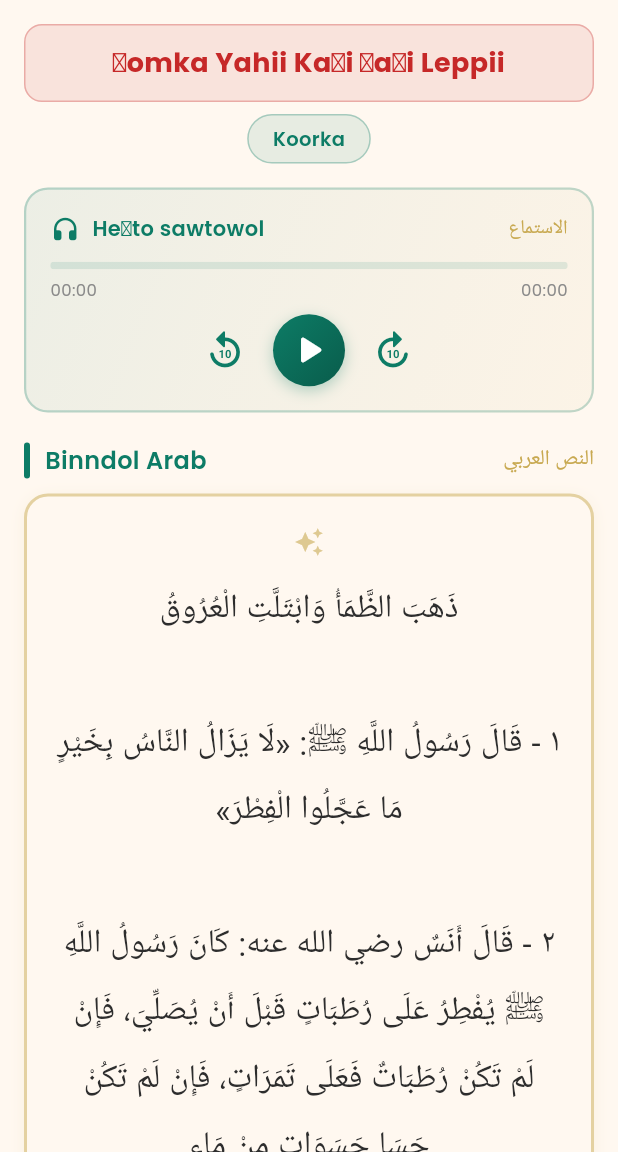
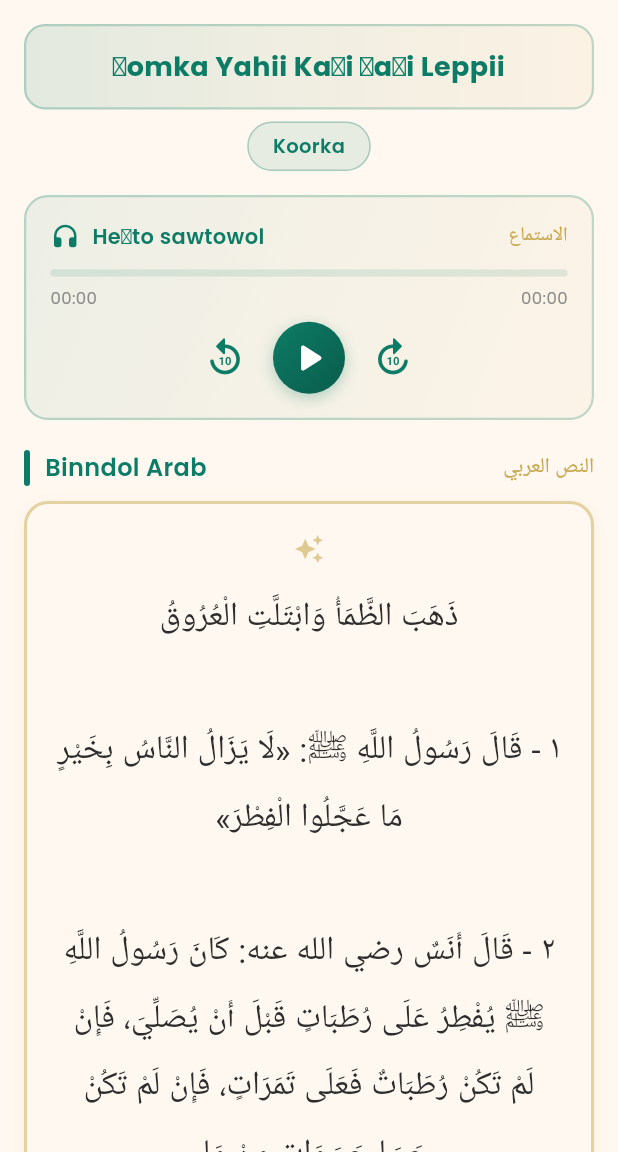
Before and after one commit to kawkumputer/hadisaaji, a Flutter app: the HadithDetailScreen screen opened directly with sample values from the repository, on a phone screen of 412 x 824 dp, the part 84-1236 px from its top. Run offline on Flutter 3.47's test engine with Material 3 defaults, Android fonts, the phone set to English and light mode, and no system bars; our stand-ins replace flutter_local_notifications, flutter_timezone, google_fonts, just_audio, share_plus, shared_preferences and 2 more; accounts and stored records are empty.

Commit message:
All fixes: iOS notification tap + chapter title design

```diff
--- a/lib/screens/hadith_detail_screen.dart
+++ b/lib/screens/hadith_detail_screen.dart
@@ -43,12 +43,18 @@ class HadithDetailScreen extends StatelessWidget {
             // Chapter Title
             Container(
               width: double.infinity,
-              padding: const EdgeInsets.symmetric(vertical: 12, horizontal: 16),
+              padding: const EdgeInsets.symmetric(vertical: 14, horizontal: 20),
               decoration: BoxDecoration(
-                color: AppColors.redAccent.withValues(alpha: 0.1),
-                borderRadius: BorderRadius.circular(12),
+                gradient: LinearGradient(
+                  colors: [
+                    AppColors.primaryGreen.withValues(alpha: 0.12),
+                    AppColors.goldAccent.withValues(alpha: 0.08),
+                  ],
+                ),
+                borderRadius: BorderRadius.circular(14),
                 border: Border.all(
-                  color: AppColors.redAccent.withValues(alpha: 0.3),
+                  color: AppColors.primaryGreen.withValues(alpha: 0.25),
+                  width: 1.5,
                 ),
               ),
               child: Text(
@@ -57,7 +63,7 @@ class HadithDetailScreen extends StatelessWidget {
                 style: GoogleFonts.poppins(
                   fontSize: 18,
                   fontWeight: FontWeight.bold,
-                  color: AppColors.redAccent,
+                  color: AppColors.primaryGreen,
                 ),
               ),
             ),
```
